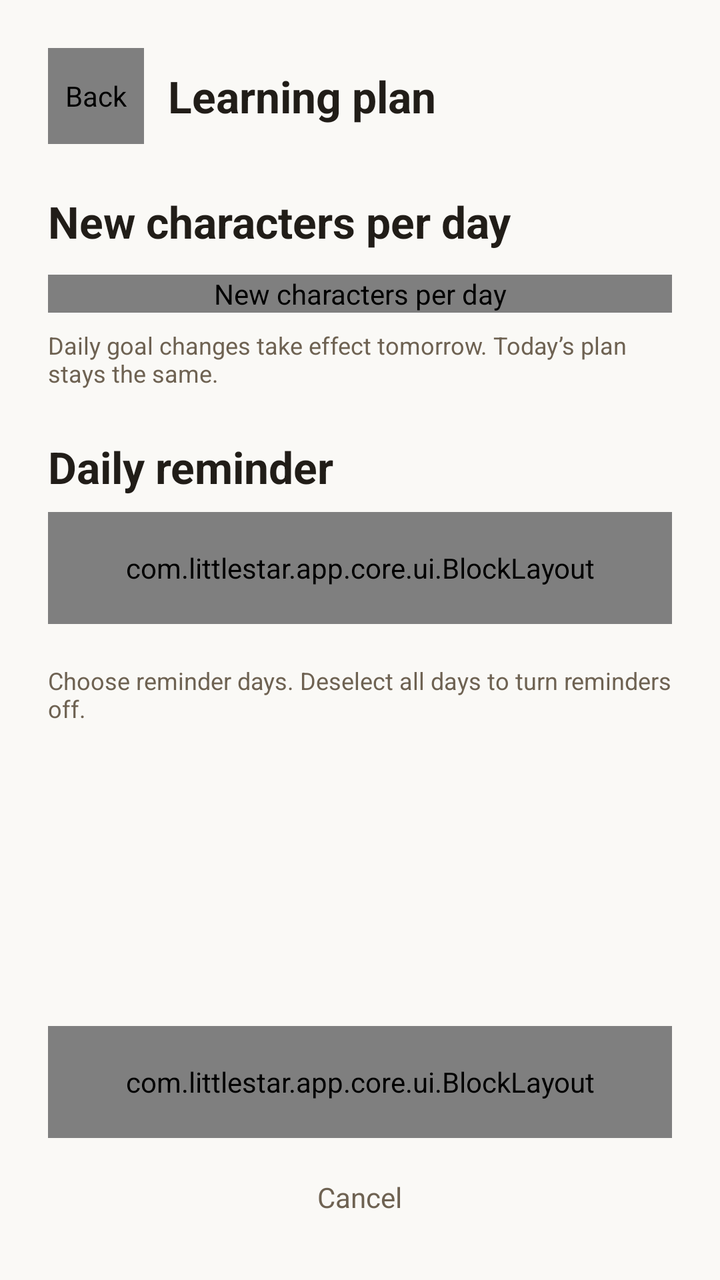
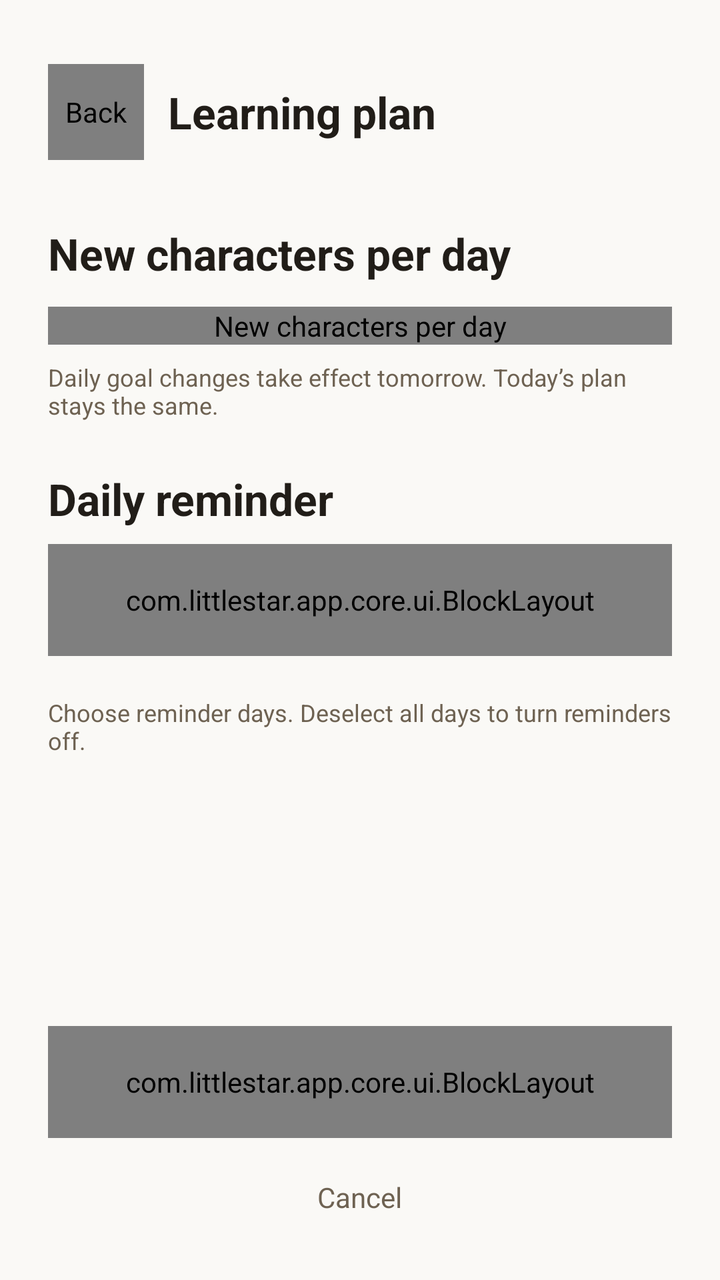

Screens rendered from an Android XML layout before and after an edit, with the pre-edit source and the edit as a unified diff.
<!-- AndroidManifest.xml: activity theme Theme.LittleStar.Parent -->
<!-- res/layout/activity_settings.xml -->
<?xml version="1.0" encoding="utf-8"?>
<androidx.core.widget.NestedScrollView
    xmlns:android="http://schemas.android.com/apk/res/android"
    xmlns:app="http://schemas.android.com/apk/res-auto"
    android:id="@+id/settingsRoot"
    android:layout_width="match_parent"
    android:layout_height="match_parent"
    android:background="@color/ls_paper"
    android:fillViewport="true">
    <LinearLayout
        android:layout_width="match_parent"
        android:layout_height="wrap_content"
        android:layout_gravity="center_horizontal"
        android:maxWidth="@dimen/ls_content_max_width"
        android:orientation="vertical"
        android:padding="@dimen/ls_margin">
        <LinearLayout
            android:layout_width="match_parent"
            android:layout_height="wrap_content"
            android:gravity="center_vertical"
            android:orientation="horizontal">
            <com.littlestar.app.core.ui.BlockLayout
                android:id="@+id/btnBack"
                style="@style/Widget.LS.Block.Icon"
                android:layout_width="@dimen/ls_btn_icon"
                android:layout_height="@dimen/ls_btn_icon"
                android:contentDescription="@string/nav_back">
                <ImageView
                    android:layout_width="@dimen/ls_icon"
                    android:layout_height="@dimen/ls_icon"
                    android:layout_gravity="center"
                    android:importantForAccessibility="no"
                    android:src="@drawable/ic_back" />
            </com.littlestar.app.core.ui.BlockLayout>
            <TextView
                android:layout_width="wrap_content"
                android:layout_height="wrap_content"
                android:layout_marginStart="@dimen/ls_gap"
                android:text="@string/settings_title"
                android:textAppearance="@style/TextAppearance.LS.Title"
                android:id="@+id/settingsTitle" />
        </LinearLayout>
        <TextView
            android:layout_width="match_parent"
            android:layout_height="wrap_content"
            android:layout_marginTop="@dimen/ls_section"
            android:text="@string/settings_goal"
            android:textAppearance="@style/TextAppearance.LS.Title" />
        <com.littlestar.app.core.ui.StepperView
            android:id="@+id/goalStepper"
            android:contentDescription="@string/settings_goal"
            android:layout_width="match_parent"
            android:layout_height="wrap_content"
            android:layout_marginTop="@dimen/ls_gap"
            app:maxValue="10"
            app:minValue="1"
            app:value="3" />
        <TextView
            android:layout_width="match_parent"
            android:layout_height="wrap_content"
            android:layout_marginTop="@dimen/ls_gap_sm"
            android:text="@string/settings_goal_hint"
            android:textAppearance="@style/TextAppearance.LS.Caption" />
        <TextView
            android:layout_width="match_parent"
            android:layout_height="wrap_content"
            android:layout_marginTop="@dimen/ls_section"
            android:text="@string/settings_reminders"
            android:textAppearance="@style/TextAppearance.LS.Title" />
        <com.littlestar.app.core.ui.BlockLayout
            android:id="@+id/timeRow"
            style="@style/Widget.LS.Block.Parent"
            android:layout_width="match_parent"
            android:layout_height="@dimen/ls_row_parent"
            android:layout_marginTop="@dimen/ls_gap_sm">
            <LinearLayout
                android:layout_width="match_parent"
                android:layout_height="match_parent"
                android:gravity="center_vertical"
                android:orientation="horizontal"
                android:paddingStart="@dimen/ls_gap"
                android:paddingEnd="@dimen/ls_gap">
                <ImageView
                    android:layout_width="@dimen/ls_icon"
                    android:layout_height="@dimen/ls_icon"
                    android:importantForAccessibility="no"
                    android:src="@drawable/ic_clock" />
                <TextView
                    android:layout_width="0dp"
                    android:layout_height="wrap_content"
                    android:layout_marginStart="@dimen/ls_gap"
                    android:layout_weight="1"
                    android:text="@string/settings_reminder"
                    android:textAppearance="@style/TextAppearance.LS.Body"
                    android:textStyle="bold" />
                <com.littlestar.app.core.ui.BlockLayout
                    style="@style/Widget.LS.Block.Icon"
                    android:layout_width="wrap_content"
                    android:layout_height="@dimen/ls_module_glyph"
                    app:ls_fill="@color/ls_yellow"
                    app:ls_pressable="false">
                    <TextView
                        android:id="@+id/timeValue"
                        android:layout_width="wrap_content"
                        android:layout_height="match_parent"
                        android:gravity="center"
                        android:paddingStart="@dimen/ls_gap"
                        android:paddingEnd="@dimen/ls_gap"
                        android:textAppearance="@style/TextAppearance.LS.Body"
                        android:textColor="@color/ls_on_yellow"
                        android:textStyle="bold" />
                </com.littlestar.app.core.ui.BlockLayout>
            </LinearLayout>
        </com.littlestar.app.core.ui.BlockLayout>
        <LinearLayout
            android:id="@+id/weekdayRow"
            android:layout_width="match_parent"
            android:layout_height="wrap_content"
            android:layout_marginTop="@dimen/ls_gap"
            android:gravity="center_horizontal"
            android:orientation="horizontal" />
        <TextView
            android:layout_width="match_parent"
            android:layout_height="wrap_content"
            android:layout_marginTop="@dimen/ls_gap_sm"
            android:text="@string/settings_reminders_hint"
            android:textAppearance="@style/TextAppearance.LS.Caption" />
        <Space
            android:layout_width="match_parent"
            android:layout_height="0dp"
            android:layout_weight="1" />
        <com.littlestar.app.core.ui.BlockLayout
            android:id="@+id/btnSave"
            style="@style/Widget.LS.Block.Primary"
            android:layout_width="match_parent"
            android:layout_height="@dimen/ls_btn_secondary"
            android:layout_marginTop="@dimen/ls_section">
            <TextView
                android:layout_width="match_parent"
                android:layout_height="match_parent"
                android:gravity="center"
                android:text="@string/settings_save"
                android:textAppearance="@style/TextAppearance.LS.Button" />
        </com.littlestar.app.core.ui.BlockLayout>
        <TextView
            android:id="@+id/btnCancel"
            android:layout_width="wrap_content"
            android:layout_height="wrap_content"
            android:layout_gravity="center_horizontal"
            android:layout_marginTop="@dimen/ls_gap"
            android:padding="@dimen/ls_gap_sm"
            android:text="@string/settings_cancel"
            android:textAppearance="@style/TextAppearance.LS.Caption"
            android:textSize="14sp" />
    </LinearLayout>
</androidx.core.widget.NestedScrollView>
<!-- resources referenced by this layout -->
<resources>
  <color name="ls_on_yellow">#211D18</color>
  <color name="ls_paper">#FAF9F6</color>
  <color name="ls_yellow">#F5B301</color>
  <dimen name="ls_btn_icon">48dp</dimen>
  <dimen name="ls_btn_secondary">56dp</dimen>
  <dimen name="ls_content_max_width">480dp</dimen>
  <dimen name="ls_gap">12dp</dimen>
  <dimen name="ls_gap_sm">8dp</dimen>
  <dimen name="ls_icon">24dp</dimen>
  <dimen name="ls_margin">24dp</dimen>
  <dimen name="ls_module_glyph">40dp</dimen>
  <dimen name="ls_row_parent">56dp</dimen>
  <dimen name="ls_section">24dp</dimen>
  <string name="nav_back">Back</string>
  <string name="settings_cancel">Cancel</string>
  <string name="settings_goal">New characters per day</string>
  <string name="settings_goal_hint">Daily goal changes take effect tomorrow. Today’s plan stays the same.</string>
  <string name="settings_reminder">Time</string>
  <string name="settings_reminders">Daily reminder</string>
  <string name="settings_reminders_hint">Choose reminder days. Deselect all days to turn reminders off.</string>
  <string name="settings_save">Save</string>
  <string name="settings_title">Learning plan</string>
  <style name="TextAppearance.LS.Body" parent="">
          <item name="fontFamily">@font/littlestar_latin</item>
          <item name="android:textSize">16sp</item>
          <item name="android:textColor">@color/ls_ink</item>
      </style>
  <style name="TextAppearance.LS.Button" parent="">
          <item name="fontFamily">@font/littlestar_latin</item>
          <item name="android:textSize">20sp</item>
          <item name="android:textColor">@color/ls_on_red</item>
          <item name="android:maxLines">1</item>
      </style>
  <style name="TextAppearance.LS.Caption" parent="">
          <item name="fontFamily">@font/littlestar_latin</item>
          <item name="android:textSize">12sp</item>
          <item name="android:textColor">@color/ls_muted</item>
      </style>
  <style name="TextAppearance.LS.Title" parent="">
          <item name="fontFamily">@font/littlestar_latin</item>
          <item name="android:textStyle">bold</item>
          <item name="android:textSize">22sp</item>
          <item name="android:textColor">@color/ls_ink</item>
      </style>
  <style name="Widget.LS.Block.Icon">
          <item name="ls_strokeWidth">@dimen/ls_stroke_block</item>
          <item name="ls_shadowOffset">@dimen/ls_shadow_tile</item>
          <item name="ls_cornerRadius">@dimen/ls_radius_input</item>
      </style>
  <style name="Widget.LS.Block.Parent">
          <item name="ls_strokeWidth">@dimen/ls_stroke_chip</item>
          <item name="ls_shadowOffset">@dimen/ls_shadow_parent</item>
          <item name="ls_cornerRadius">@dimen/ls_radius_input</item>
      </style>
  <style name="Widget.LS.Block.Primary">
          <item name="ls_fill">@color/ls_red</item>
          <item name="ls_strokeWidth">@dimen/ls_stroke_hero</item>
          <item name="ls_shadowOffset">@dimen/ls_shadow_block</item>
          <item name="ls_cornerRadius">@dimen/ls_radius_block</item>
      </style>
  <style name="Theme.LittleStar.Parent" parent="Theme.LittleStar" />
  <color name="ls_ink">#211D18</color>
  <color name="ls_on_red">#FFFDF6</color>
  <color name="ls_muted">#6E6252</color>
  <dimen name="ls_stroke_block">3dp</dimen>
  <dimen name="ls_shadow_tile">4dp</dimen>
  <dimen name="ls_radius_input">14dp</dimen>
  <dimen name="ls_stroke_chip">2dp</dimen>
  <dimen name="ls_shadow_parent">2dp</dimen>
  <color name="ls_red">#B8331C</color>
  <dimen name="ls_stroke_hero">4dp</dimen>
  <dimen name="ls_shadow_block">6dp</dimen>
  <dimen name="ls_radius_block">18dp</dimen>
  <color name="ls_blue">#1F6FD0</color>
  <color name="ls_on_blue">#FFFDF6</color>
  <color name="ls_green">#27A567</color>
  <color name="ls_on_green">#211D18</color>
  <color name="ls_card">#FFFFFF</color>
  <color name="ls_stroke">#211D18</color>
  <color name="ls_on_clay">#7A4A33</color>
  <color name="ls_clay">#F6D3C6</color>
  <color name="ls_shadow">#211D18</color>
  <!-- unchanged entries left out for length: 4 -->
</resources>

<!-- the commit's change to res/layout/activity_settings.xml (unified diff, before → after) -->
@@ -32,13 +32,21 @@
                     android:importantForAccessibility="no"
                     android:src="@drawable/ic_back" />
             </com.littlestar.app.core.ui.BlockLayout>
-            <TextView
-                android:layout_width="wrap_content"
-                android:layout_height="wrap_content"
+            <com.google.android.material.appbar.MaterialToolbar
+                android:id="@+id/settingsToolbar"
+                android:layout_width="0dp"
+                android:layout_height="?attr/actionBarSize"
                 android:layout_marginStart="@dimen/ls_gap"
-                android:text="@string/settings_title"
-                android:textAppearance="@style/TextAppearance.LS.Title"
-                android:id="@+id/settingsTitle" />
+                android:layout_weight="1"
+                app:contentInsetStart="0dp"
+                app:contentInsetEnd="0dp">
+                <TextView
+                    android:id="@+id/settingsTitle"
+                    android:layout_width="wrap_content"
+                    android:layout_height="wrap_content"
+                    android:text="@string/settings_title"
+                    android:textAppearance="@style/TextAppearance.LS.Title" />
+            </com.google.android.material.appbar.MaterialToolbar>
         </LinearLayout>
         <TextView
             android:layout_width="match_parent"
